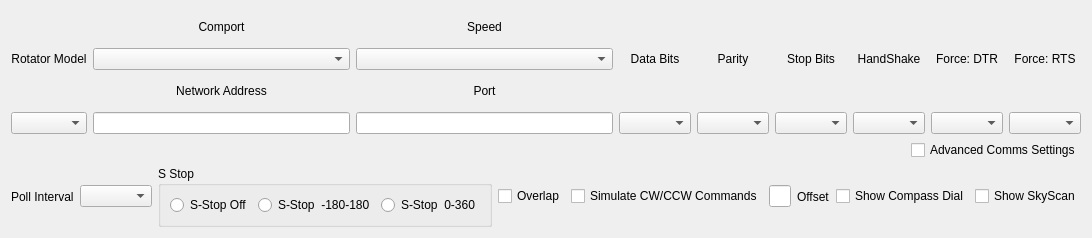
Before: the Qt Designer form mqt/MqtRotator/rotsetupform.ui in Rsclub22/Minos2-Mirror, drawn with Qt 5.
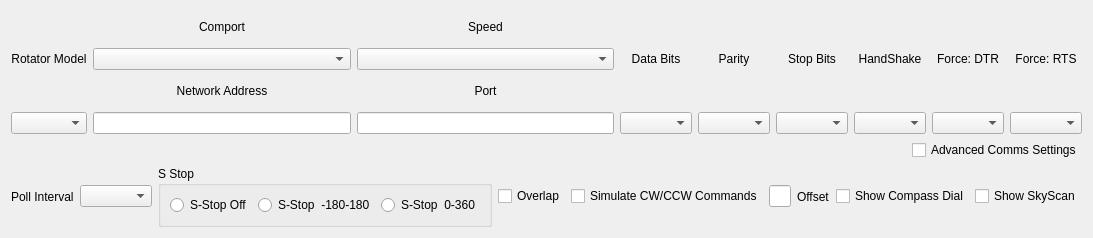
After: the same form once the commit is applied.

What changed in the file:
```diff
--- a/mqt/MqtRotator/rotsetupform.ui
+++ b/mqt/MqtRotator/rotsetupform.ui
@@ -6,7 +6,7 @@
    <rect>
     <x>0</x>
     <y>0</y>
-    <width>1088</width>
+    <width>1093</width>
     <height>238</height>
    </rect>
   </property>
```
Left out of the diff: 2 changed lines with no effect on the pictures.
